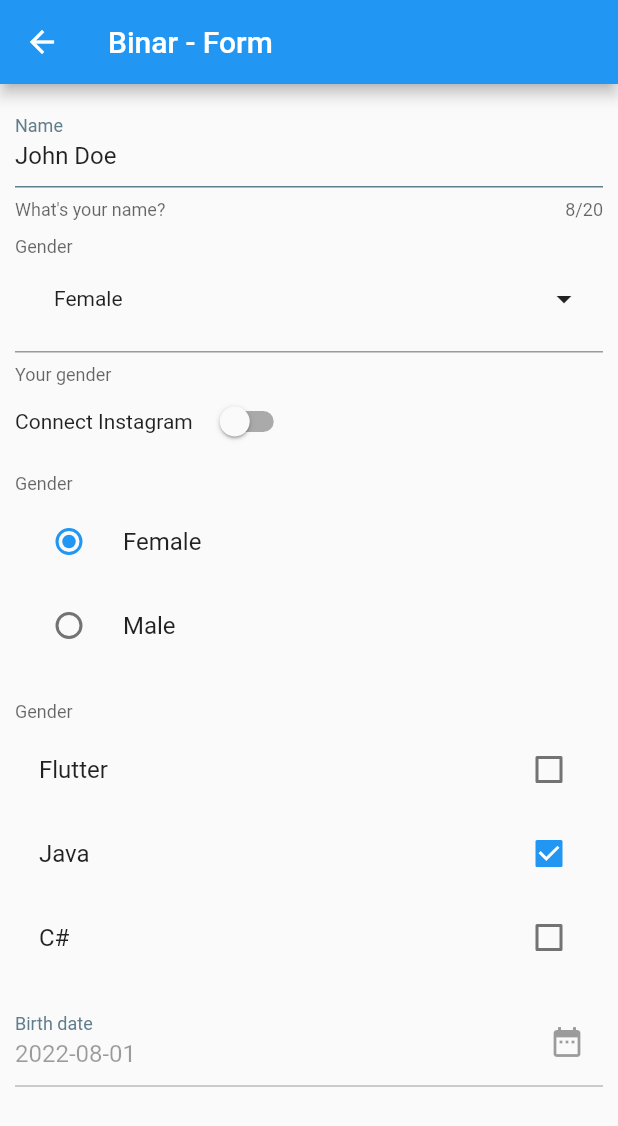
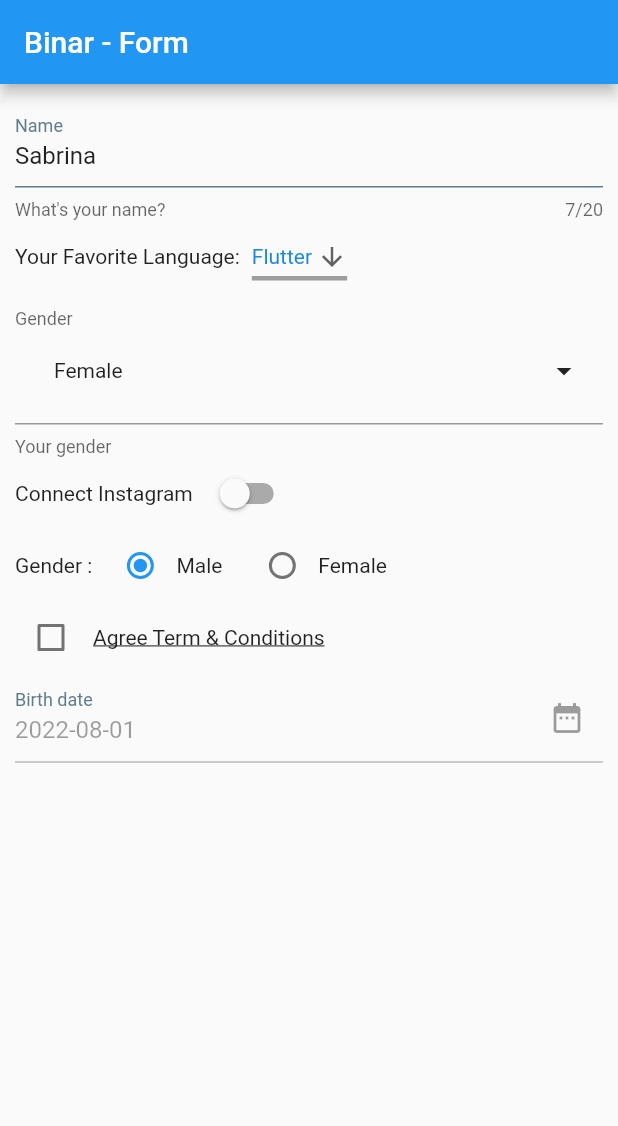
Before and after one commit to bahrie127/binar_flutter_app_basic, a Flutter app: the FormWidget screen opened directly, on a phone screen of 412 x 824 dp. Shown: the top 1126 px of the screen. Run offline on Flutter 3.47's test engine with Material 2 defaults, Android fonts, the phone set to English and light mode, and no system bars; our stand-ins replace flutter_svg.

Commit message:
revisi 2

```diff
--- a/lib/ch4topic2/basic_form/form_widget.dart
+++ b/lib/ch4topic2/basic_form/form_widget.dart
@@ -10,6 +10,13 @@ class FormWidget extends StatefulWidget {
 class _FormWidgetState extends State<FormWidget> {
   bool isOn = false;
 
+  var selected = 'Flutter';
+  final dropdownList = <String>['Flutter', 'Dart', 'Java', 'Scala', 'Python'];
+
+  var sex = 'male';
+  var isChecked = false;
+  TextEditingController textController = TextEditingController(text: 'Sabrina');
+
   @override
   Widget build(BuildContext context) {
     return Scaffold(
@@ -20,10 +27,11 @@ class _FormWidgetState extends State<FormWidget> {
         child: Container(
           padding: const EdgeInsets.all(10.0),
           child: Column(
+            crossAxisAlignment: CrossAxisAlignment.start,
             children: [
-              TextFormField(
-                initialValue: 'John Doe',
+              TextField(
                 maxLength: 20,
+                controller: textController,
                 decoration: const InputDecoration(
                   labelText: 'Name',
                   labelStyle: TextStyle(
@@ -37,6 +45,40 @@ class _FormWidgetState extends State<FormWidget> {
                   helperText: "What's your name?",
                 ),
                 onChanged: (value) {},
+              ),
+              Row(
+                crossAxisAlignment: CrossAxisAlignment.center,
+                mainAxisAlignment: MainAxisAlignment.start,
+                children: [
+                  const Text('Your Favorite Language:'),
+                  const SizedBox(
+                    width: 8,
+                  ),
+                  DropdownButton(
+                    value: selected,
+                    icon: const Icon(Icons.arrow_downward),
+                    iconSize: 20,
+                    style: TextStyle(color: Colors.blue[600]),
+                    underline: Container(
+                      decoration: const BoxDecoration(
+                        border: Border(
+                          bottom: BorderSide(
+                            color: Colors.grey,
+                            width: 3,
+                          ),
+                        ),
+                      ),
+                    ),
+                    items: dropdownList
+                        .map((e) => DropdownMenuItem(value: e, child: Text(e)))
+                        .toList(),
+                    onChanged: (String? val) {
+                      setState(() {
+                        if (val != null) selected = val;
+                      });
+                    },
+                  ),
+                ],
               ),
               LayoutBuilder(builder: (context, constraint) {
                 List<String> itemStringList = ["Female", "Male"];
@@ -125,97 +167,74 @@ class _FormWidgetState extends State<FormWidget> {
                   ),
                 ],
               ),
-              LayoutBuilder(
-                builder: (context, constraint) {
-                  String groupValue = "gender";
-                  List items = [
-                    {
-                      "label": "Female",
-                      "value": "female",
-                      "checked": true,
-                    },
-                    {
-                      "label": "Male",
-                      "value": "Male",
+              Row(
+                children: [
+                  const Text('Gender :'),
+                  const SizedBox(
+                    width: 8,
+                  ),
+                  Row(
+                    mainAxisAlignment: MainAxisAlignment.center,
+                    children: [
+                      Radio(
+                        value: 'male',
+                        groupValue: sex,
+                        onChanged: (String? val) {
+                          setState(() {
+                            if (val != null) {
+                              sex = val;
                             }
-                  ];
-                  return FormField(
-                    initialValue: false,
-                    enabled: true,
-                    builder: (FormFieldState<bool> field) {
-                      return InputDecorator(
-                        decoration: InputDecoration(
-                          labelText: 'Gender',
-                          errorText: field.errorText,
-                          border: InputBorder.none,
-                        ),
-                        child: ListView.builder(
-                          shrinkWrap: true,
-                          itemCount: items.length,
-                          itemBuilder: (context, index) {
-                            var item = items[index];
-
-                            return RadioListTile<dynamic>(
-                              title: Text("${item["label"]}"),
-                              groupValue: true,
-                              value: item["checked"] ?? false,
-                              onChanged: (val) {
-                                field.didChange(true);
-                              },
-                            );
+                          });
                         },
                       ),
-                      );
-                    },
-                  );
+                      const Text('Male'),
+                    ],
+                  ),
+                  const SizedBox(
+                    width: 16,
+                  ),
+                  Row(
+                    mainAxisAlignment: MainAxisAlignment.center,
+                    children: [
+                      Radio(
+                        value: 'female',
+                        groupValue: sex,
+                        onChanged: (String? val) {
+                          setState(() {
+                            if (val != null) {
+                              sex = val;
+                            }
+                          });
                         },
                       ),
-              LayoutBuilder(
-                builder: (context, constraint) {
-                  List items = [
-                    {
-                      "label": "Flutter",
-                      "value": "Flutter",
-                    },
-                    {
-                      "label": "Java",
-                      "value": "Java",
-                      "checked": true,
-                    },
-                    {
-                      "label": "C#",
-                      "value": "C#",
+                      const Text('Female'),
+                    ],
+                  ),
+                ],
+              ),
+              Row(
+                children: [
+                  Checkbox(
+                    value: isChecked,
+                    activeColor: Colors.blue,
+                    onChanged: (val) {
+                      setState(() {
+                        if (val != null) {
+                          isChecked = val;
                         }
-                  ];
-                  return FormField(
-                    initialValue: false,
-                    enabled: true,
-                    builder: (FormFieldState<bool> field) {
-                      return InputDecorator(
-                        decoration: InputDecoration(
-                          labelText: 'Gender',
-                          errorText: field.errorText,
-                          border: InputBorder.none,
-                        ),
-                        child: ListView.builder(
-                          shrinkWrap: true,
-                          itemCount: items.length,
-                          itemBuilder: (context, index) {
-                            var item = items[index];
-
-                            return CheckboxListTile(
-                              title: Text("${item["label"]}"),
-                              value: item["checked"] ?? false,
-                              onChanged: (value) {
-                                field.didChange(true);
-                              },
-                            );
+                      });
                     },
                   ),
-                      );
-                    },
-                  );
-                },
+                  const SizedBox(
+                    width: 4,
+                  ),
+                  const Text(
+                    'Agree Term & Conditions',
+                    style: TextStyle(
+                      decoration: TextDecoration.underline,
+                    ),
+                  ),
+                ],
               ),
               InkWell(
                 onTap: () async {
@@ -225,7 +244,7 @@ class _FormWidgetState extends State<FormWidget> {
                     firstDate: DateTime(2000),
                     lastDate: DateTime(2100),
                   );
-                  print("pickedDate: $pickedDate");
+                  debugPrint("pickedDate: $pickedDate");
                 },
                 child: TextFormField(
                   initialValue: '2022-08-01',
@@ -242,7 +261,7 @@ class _FormWidgetState extends State<FormWidget> {
                       ),
                     ),
                     suffixIcon: Icon(Icons.date_range),
-                    helperText: "What's your name?",
+                    helperText: "What's your birth date?",
                   ),
                   onChanged: (value) {},
                 ),
--- a/lib/ch4topic2/basic_widget/button_widget.dart
+++ b/lib/ch4topic2/basic_widget/button_widget.dart
@@ -22,7 +22,7 @@ class ButtonWidget extends StatelessWidget {
                   borderRadius: BorderRadius.circular(20),
                 ),
                 shadowColor:
-                    Colors.grey[20], //specify the button's elevation color
+                    Colors.grey[20],
                 elevation: 5.0,
               ),
               child: Text(
--- a/lib/ch4topic2/navigation/bottom_navbar.dart
+++ b/lib/ch4topic2/navigation/bottom_navbar.dart
@@ -84,10 +84,6 @@ class _BottomNavbarWidgetState extends State<BottomNavbarWidget> {
               i['icon'],
               color: Colors.grey,
             ),
-            // activeIcon: SvgPicture.asset(
-            //   i['icon'],
-            //   color: primaryColor,
-            // ),
             label: i['label'],
           );
         }).toList(),
--- a/lib/ch4topic2/navigation/sliver_widget.dart
+++ b/lib/ch4topic2/navigation/sliver_widget.dart
@@ -35,7 +35,7 @@ class _SliverWidgetState extends State<SliverWidget> {
           SliverList(
             delegate: SliverChildBuilderDelegate((context, index) {
               return Container(
-                color: index.isOdd ? Colors.white : Colors.amber,
+                color: index.isOdd ? Colors.white : Colors.blue[200],
                 height: 100,
                 child: Center(
                   child: Text(
```
Also changed, not shown: lib/ch4topic2/basic_form/dialog_widget.dart (+8 -12 lines), lib/ch4topic2/navigation/drawer_widget.dart (+14 -14 lines), lib/main.dart (+22 -1 lines). Lines whose indentation alone changed are shown as unchanged.
